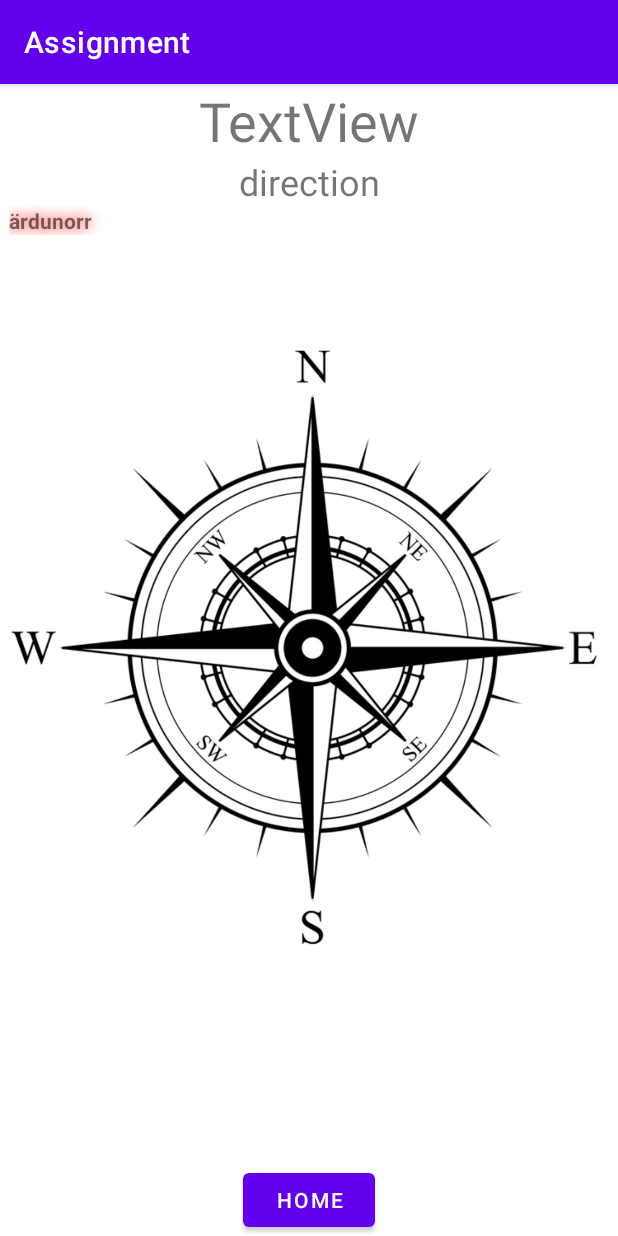
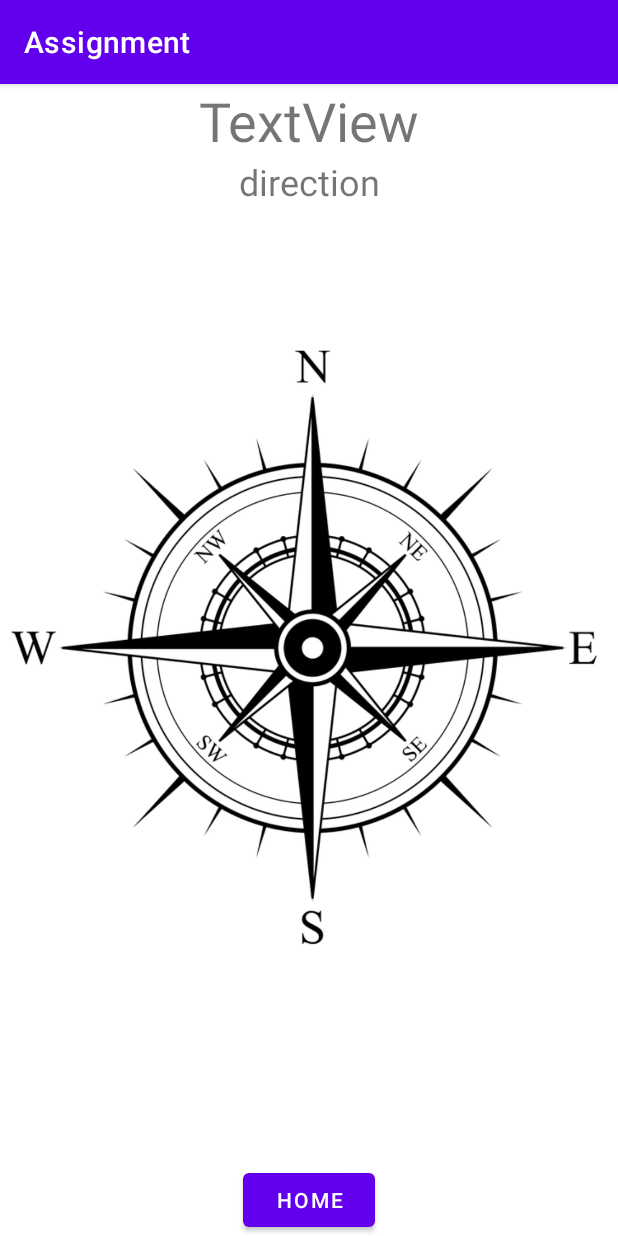
Before and after one commit to AndreArnesson/AssignmentMAMN01, an Android app: the Compass screen opened directly, with no data from a screen before it, on a phone screen of 412 x 824 dp. Run offline under Robolectric (Android 15) with nearby library versions, the phone set to English and light mode, and no system bars.

Commit message:
lite bättre

```diff
--- a/app/src/main/res/layout/activity_compass.xml
+++ b/app/src/main/res/layout/activity_compass.xml
@@ -52,7 +52,6 @@
         android:width="600px"
         android:shadowColor="#FF1A1A"
         android:shadowRadius="10"
-        android:text="ärdunorr"
         android:textStyle="bold"
         app:layout_constraintEnd_toEndOf="parent"
         app:layout_constraintStart_toStartOf="parent"
```
